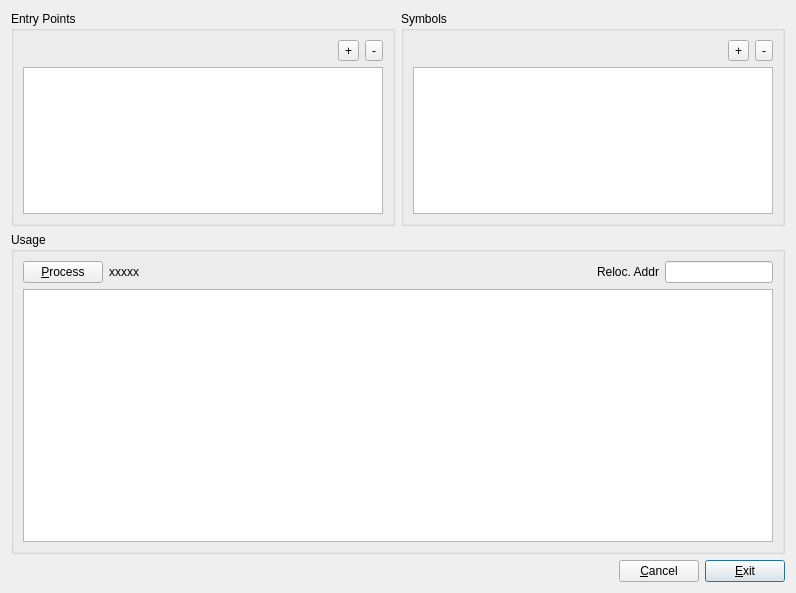
The window that src/ui/widgets/DisassemblerMetadataDialog.ui (markdavidlong/AppleSAWS) describes before a commit, drawn with Qt 5.
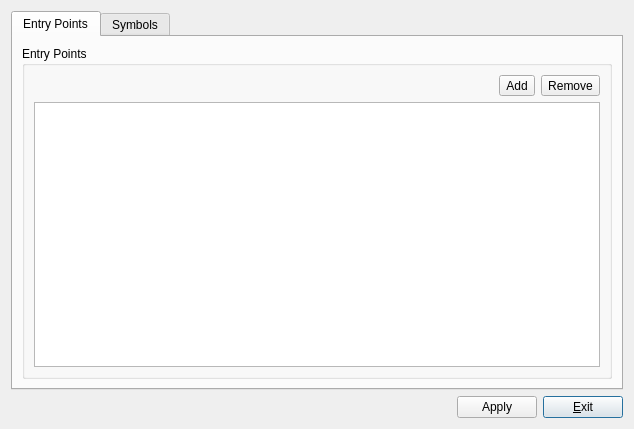
The same window after the commit.

What changed in the file:
```diff
--- a/src/ui/widgets/DisassemblerMetadataDialog.ui
+++ b/src/ui/widgets/DisassemblerMetadataDialog.ui
@@ -6,17 +6,59 @@
    <rect>
     <x>0</x>
     <y>0</y>
-    <width>796</width>
-    <height>593</height>
+    <width>634</width>
+    <height>429</height>
    </rect>
   </property>
   <property name="windowTitle">
    <string>Dialog</string>
   </property>
-  <layout class="QGridLayout" name="gridLayout_4" rowstretch="2,3,0">
-   <item row="0" column="0">
-    <layout class="QHBoxLayout" name="horizontalLayout" stretch="1,1">
+  <layout class="QGridLayout" name="gridLayout_4">
+   <item row="1" column="0">
+    <layout class="QHBoxLayout" name="horizontalLayout_3" stretch="0,0,0">
      <item>
+      <spacer name="hs2">
+       <property name="orientation">
+        <enum>Qt::Horizontal</enum>
+       </property>
+       <property name="sizeHint" stdset="0">
+        <size>
+         <width>40</width>
+         <height>20</height>
+        </size>
+       </property>
+      </spacer>
+     </item>
+     <item>
+      <widget class="QPushButton" name="processButton">
+       <property name="text">
+        <string>Apply</string>
+       </property>
+      </widget>
+     </item>
+     <item>
+      <widget class="QPushButton" name="exitButton">
+       <property name="text">
+        <string>&amp;Exit</string>
+       </property>
+       <property name="default">
+        <bool>true</bool>
+       </property>
+      </widget>
+     </item>
+    </layout>
+   </item>
+   <item row="0" column="0">
+    <widget class="QTabWidget" name="tabWidget">
+     <property name="currentIndex">
+      <number>0</number>
+     </property>
+     <widget class="QWidget" name="entryPointTab">
+      <attribute name="title">
+       <string>Entry Points</string>
+      </attribute>
+      <layout class="QGridLayout" name="gridLayout_7">
+       <item row="0" column="0">
       <widget class="QGroupBox" name="groupBox">
        <property name="title">
         <string>Entry Points</string>
@@ -28,33 +70,6 @@
         <bool>false</bool>
        </property>
        <layout class="QGridLayout" name="gridLayout_2">
-        <item row="0" column="0">
-         <spacer name="horizontalSpacer">
-          <property name="orientation">
-           <enum>Qt::Horizontal</enum>
-          </property>
-          <property name="sizeHint" stdset="0">
-           <size>
-            <width>312</width>
-            <height>20</height>
-           </size>
-          </property>
-         </spacer>
-        </item>
-        <item row="0" column="1">
-         <widget class="QToolButton" name="addEntryPointButton">
-          <property name="text">
-           <string>+</string>
-          </property>
-         </widget>
-        </item>
-        <item row="0" column="2">
-         <widget class="QToolButton" name="removeEntryPointButton">
-          <property name="text">
-           <string>-</string>
-          </property>
-         </widget>
-        </item>
         <item row="1" column="0" colspan="3">
          <widget class="QTableView" name="entryTable">
           <property name="alternatingRowColors">
@@ -73,14 +88,48 @@
            <bool>true</bool>
           </attribute>
           <attribute name="verticalHeaderVisible">
-           <bool>true</bool>
+             <bool>false</bool>
           </attribute>
          </widget>
         </item>
+          <item row="0" column="2">
+           <widget class="QToolButton" name="removeEntryPointButton">
+            <property name="text">
+             <string>Remove</string>
+            </property>
+           </widget>
+          </item>
+          <item row="0" column="1">
+           <widget class="QToolButton" name="addEntryPointButton">
+            <property name="text">
+             <string>Add</string>
+            </property>
+           </widget>
+          </item>
+          <item row="0" column="0">
+           <spacer name="horizontalSpacer">
+            <property name="orientation">
+             <enum>Qt::Horizontal</enum>
+            </property>
+            <property name="sizeHint" stdset="0">
+             <size>
+              <width>312</width>
+              <height>20</height>
+             </size>
+            </property>
+           </spacer>
+          </item>
        </layout>
       </widget>
      </item>
-     <item>
+      </layout>
+     </widget>
+     <widget class="QWidget" name="symbolsTab">
+      <attribute name="title">
+       <string>Symbols</string>
+      </attribute>
+      <layout class="QGridLayout" name="gridLayout_6">
+       <item row="0" column="0">
       <widget class="QGroupBox" name="groupBox_2">
        <property name="title">
         <string>Symbols</string>
@@ -102,14 +151,14 @@
         <item row="0" column="1">
          <widget class="QToolButton" name="addSymbolButton">
           <property name="text">
-           <string>+</string>
+             <string>Add</string>
           </property>
          </widget>
         </item>
         <item row="0" column="2">
          <widget class="QToolButton" name="removeSymbolButton">
           <property name="text">
-           <string>-</string>
+             <string>Remove</string>
           </property>
          </widget>
         </item>
@@ -136,107 +185,8 @@
       </widget>
      </item>
     </layout>
-   </item>
-   <item row="1" column="0">
-    <widget class="QGroupBox" name="groupBox_3">
-     <property name="title">
-      <string>Usage</string>
-     </property>
-     <layout class="QGridLayout" name="gridLayout_3">
-      <item row="0" column="0">
-       <layout class="QHBoxLayout" name="horizontalLayout_5" stretch="10,1">
-        <item>
-         <layout class="QHBoxLayout" name="horizontalLayout_4">
-          <item>
-           <widget class="QPushButton" name="processButton">
-            <property name="text">
-             <string>&amp;Process</string>
-            </property>
-           </widget>
-          </item>
-          <item>
-           <widget class="QLabel" name="outputLabel">
-            <property name="sizePolicy">
-             <sizepolicy hsizetype="Expanding" vsizetype="Preferred">
-              <horstretch>0</horstretch>
-              <verstretch>0</verstretch>
-             </sizepolicy>
-            </property>
-            <property name="text">
-             <string>xxxxx</string>
-            </property>
-           </widget>
-          </item>
-         </layout>
-        </item>
-        <item>
-         <layout class="QHBoxLayout" name="horizontalLayout_2">
-          <item>
-           <widget class="QLabel" name="reloAddrLabel">
-            <property name="sizePolicy">
-             <sizepolicy hsizetype="Minimum" vsizetype="Preferred">
-              <horstretch>0</horstretch>
-              <verstretch>0</verstretch>
-             </sizepolicy>
-            </property>
-            <property name="text">
-             <string>Reloc. Addr</string>
-            </property>
-           </widget>
-          </item>
-          <item>
-           <widget class="QLineEdit" name="reloAddrText">
-            <property name="sizePolicy">
-             <sizepolicy hsizetype="MinimumExpanding" vsizetype="Fixed">
-              <horstretch>0</horstretch>
-              <verstretch>0</verstretch>
-             </sizepolicy>
-            </property>
-           </widget>
-          </item>
-         </layout>
-        </item>
-       </layout>
-      </item>
-      <item row="1" column="0">
-       <widget class="QTableView" name="metadataTable"/>
-      </item>
-     </layout>
-    </widget>
-   </item>
-   <item row="2" column="0">
-    <layout class="QHBoxLayout" name="horizontalLayout_3" stretch="0,0,0">
-     <item>
-      <spacer name="hs2">
-       <property name="orientation">
-        <enum>Qt::Horizontal</enum>
-       </property>
-       <property name="sizeHint" stdset="0">
-        <size>
-         <width>40</width>
-         <height>20</height>
-        </size>
-       </property>
-      </spacer>
-     </item>
-     <item>
-      <widget class="QPushButton" name="cancelButton">
-       <property name="text">
-        <string>&amp;Cancel</string>
-       </property>
-      </widget>
-     </item>
-     <item>
-      <widget class="QPushButton" name="exitButton">
-       <property name="text">
-        <string>&amp;Exit</string>
-       </property>
-       <property name="default">
-        <bool>true</bool>
-       </property>
-      </widget>
-     </item>
-    </layout>
+     </widget>
+    </widget>
    </item>
   </layout>
  </widget>
```
Left out of the diff: 6 changed lines with no effect on the pictures. Lines whose indentation alone changed are shown as unchanged.
